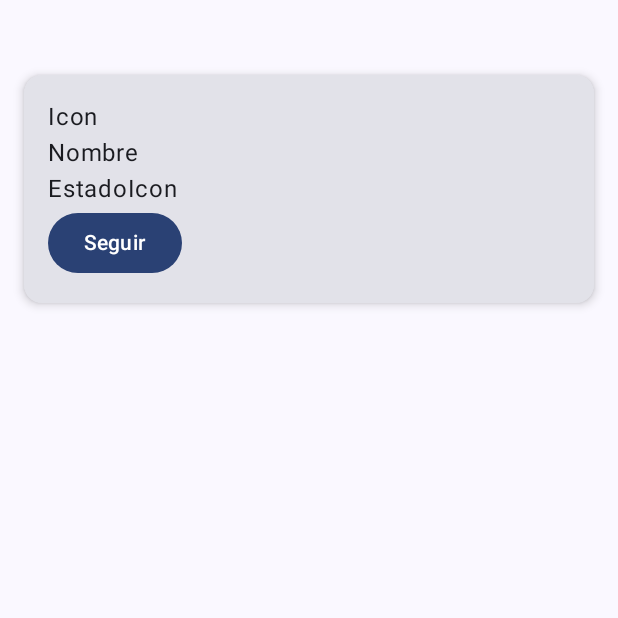
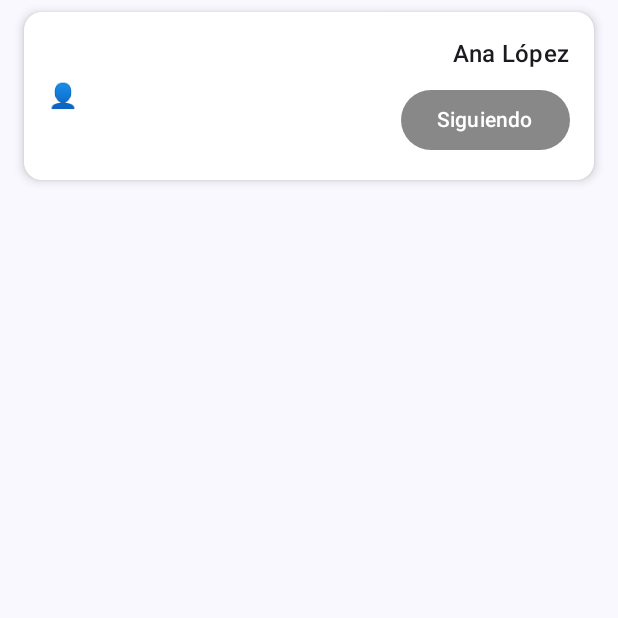
Before and after one commit to Jonath117/examen2_appmoviles, an Android app built with Jetpack Compose: the screen it shows after launch (MainActivity), after a tap on "Seguir", on a phone screen of 412 x 824 dp, the top half of it. Run offline under Robolectric (Android 15) with nearby library versions, the phone set to English and light mode, and no system bars.

Commit message:
creacion de userScreen, UserCard y confi el MainActivity

```diff
--- a/app/build.gradle.kts
+++ b/app/build.gradle.kts
@@ -56,4 +56,6 @@ dependencies {
     androidTestImplementation(libs.androidx.compose.ui.test.junit4)
     debugImplementation(libs.androidx.compose.ui.tooling)
     debugImplementation(libs.androidx.compose.ui.test.manifest)
+
+    implementation("androidx.lifecycle:lifecycle-viewmodel-compose:2.7.0")
 }
--- a/app/src/main/java/com/example/examenappmoviles/MainActivity.kt
+++ b/app/src/main/java/com/example/examenappmoviles/MainActivity.kt
@@ -25,6 +25,7 @@ import androidx.compose.ui.Modifier
 import androidx.compose.ui.tooling.preview.Preview
 import androidx.compose.ui.unit.dp
 import com.example.examenappmoviles.ui.theme.ExamenAppMovilesTheme
+import com.example.examenappmoviles.view.screens.UserScreen
 
 class MainActivity : ComponentActivity() {
     @SuppressLint("UnusedMaterial3ScaffoldPaddingParameter")
@@ -33,37 +34,41 @@ class MainActivity : ComponentActivity() {
         enableEdgeToEdge()
         setContent {
             ExamenAppMovilesTheme {
-                Scaffold(modifier = Modifier.fillMaxSize()) { innerpadding ->
-                    UserCard()
+                Scaffold(modifier = Modifier.fillMaxSize()) { innerPadding ->
+                    androidx.compose.foundation.layout.Box(
+                        modifier = Modifier.padding(innerPadding)
+                    ) {
+                        UserScreen()
+                    }
                 }
             }
         }
     }
 }
 
-@Composable
-fun UserCard(){
-    Card(
-        modifier = Modifier
-            .fillMaxWidth()
-            .padding(horizontal = 16.dp, vertical = 50.dp),
-        elevation = CardDefaults.cardElevation(defaultElevation = 4.dp),
-    ){
-        Row(modifier = Modifier.padding(16.dp))
-        {
-            Column(modifier = Modifier)
-            {
-                Text(text = "Icon")
-
-                Text(text = "Nombre")
-
-                Text(text = "EstadoIcon")
-
-                Button(onClick = {/*accion*/}) {
-                    Text(text = "Seguir")
-                }
-            }
-
-        }
-    }
-}
+//@Composable
+//fun UserCard(){
+//    Card(
+//        modifier = Modifier
+//            .fillMaxWidth()
+//            .padding(horizontal = 16.dp, vertical = 50.dp),
+//        elevation = CardDefaults.cardElevation(defaultElevation = 4.dp),
+//    ){
+//        Row(modifier = Modifier.padding(16.dp))
+//        {
+//            Column(modifier = Modifier)
+//            {
+//                Text(text = "Icon")
+//
+//                Text(text = "Nombre")
+//
+//                Text(text = "EstadoIcon")
+//
+//                Button(onClick = {/*accion*/}) {
+//                    Text(text = "Seguir")
+//                }
+//            }
+//
+//        }
+//    }
+//}
--- a/app/src/main/java/com/example/examenappmoviles/view/components/UserCard.kt
+++ b/app/src/main/java/com/example/examenappmoviles/view/components/UserCard.kt
@@ -1 +1,54 @@
 package com.example.examenappmoviles.view.components
+
+import androidx.compose.foundation.layout.*
+import androidx.compose.material3.*
+import androidx.compose.runtime.Composable
+import androidx.compose.ui.Alignment
+import androidx.compose.ui.Modifier
+import androidx.compose.ui.graphics.Color
+import androidx.compose.ui.unit.dp
+
+@Composable
+fun UserCard(
+    name: String,
+    isFollowing: Boolean,
+    onFollowClick: () -> Unit,
+    modifier: Modifier = Modifier
+) {
+    Card(
+        modifier = modifier
+            .fillMaxWidth()
+            .padding(horizontal = 16.dp, vertical = 8.dp),
+        elevation = CardDefaults.cardElevation(defaultElevation = 4.dp),
+        colors = CardDefaults.cardColors(containerColor = Color.White)
+    ) {
+        Row(
+            modifier = Modifier.padding(16.dp),
+            verticalAlignment = Alignment.CenterVertically
+        ) {
+            Column(modifier = Modifier.weight(1f)) {
+                Text(text = "👤")
+            }
+
+            Column(
+                horizontalAlignment = Alignment.End
+            ) {
+                Text(
+                    text = name,
+                    style = MaterialTheme.typography.titleMedium
+                )
+
+                Spacer(modifier = Modifier.height(8.dp))
+
+                Button(
+                    onClick = onFollowClick,
+                    colors = ButtonDefaults.buttonColors(
+                        containerColor = if (isFollowing) Color.Gray else MaterialTheme.colorScheme.primary
+                    )
+                ) {
+                    Text(text = if (isFollowing) "Siguiendo" else "Seguir")
+                }
+            }
+        }
+    }
+}
--- a/app/src/main/java/com/example/examenappmoviles/view/screens/UserScreen.kt
+++ b/app/src/main/java/com/example/examenappmoviles/view/screens/UserScreen.kt
@@ -1 +1,22 @@
 package com.example.examenappmoviles.view.screens
+
+import androidx.compose.runtime.Composable
+import androidx.compose.runtime.collectAsState
+import androidx.compose.runtime.getValue
+import androidx.lifecycle.viewmodel.compose.viewModel
+import com.example.examenappmoviles.view.components.UserCard
+import com.example.examenappmoviles.viewmodel.UserViewModel
+
+
+@Composable
+fun UserScreen(
+    viewModel: UserViewModel = viewModel()
+) {
+    val state by viewModel.uiState.collectAsState()
+
+    UserCard(
+        name = state.name,
+        isFollowing = state.isFollowing,
+        onFollowClick = { viewModel.toggleFollow() }
+    )
+}
```
